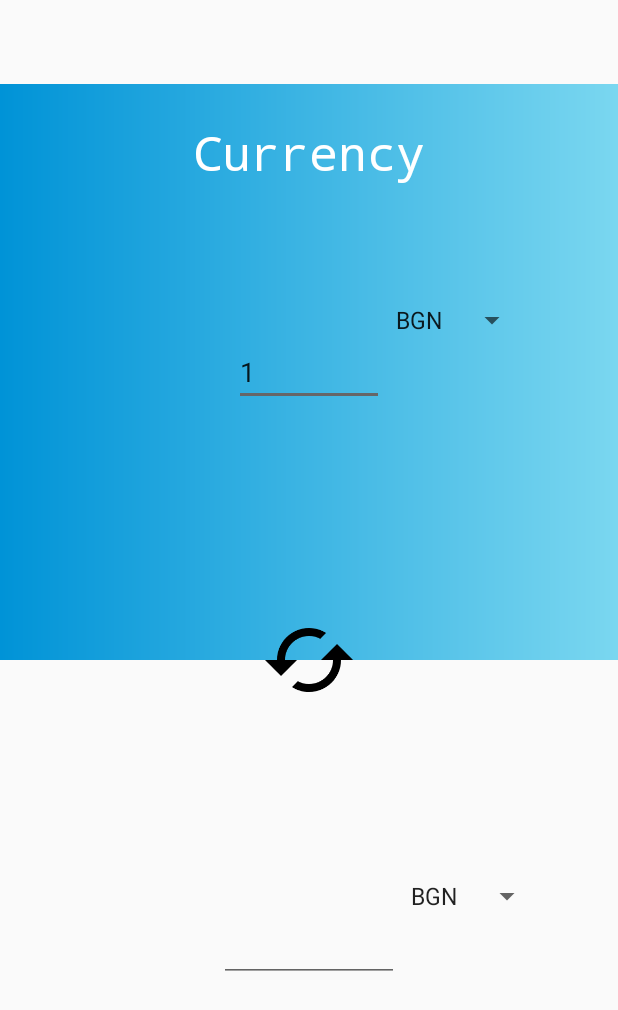
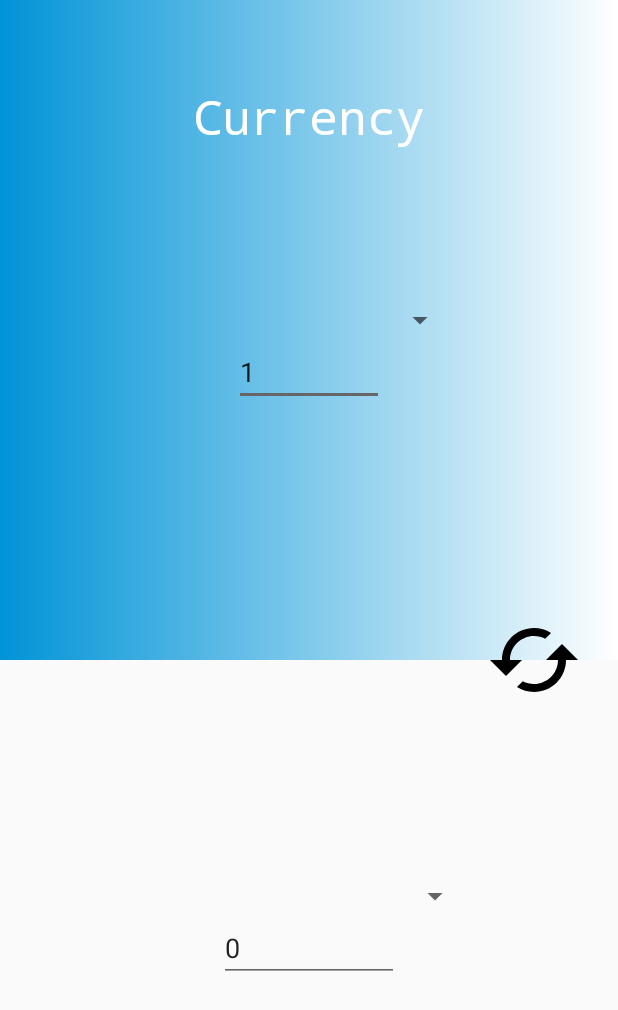
Before and after one commit to CatInTheBag/currencyConverterAndroid, an Android app: the layout activity_main.xml on its own in the app's theme, with its tools: preview values and no code run, on a phone screen of 412 x 824 dp. Shown: the top 1010 px of the screen. Run offline under Robolectric (Android 15) with nearby library versions, the phone set to English and light mode, and no system bars.

Commit message:
final version

```diff
--- a/app/build.gradle
+++ b/app/build.gradle
@@ -16,6 +16,9 @@ android {
             proguardFiles getDefaultProguardFile('proguard-android-optimize.txt'), 'proguard-rules.pro'
         }
     }
+    dataBinding{
+        enabled = true
+    }
 }
 
 dependencies {
--- a/app/src/main/AndroidManifest.xml
+++ b/app/src/main/AndroidManifest.xml
@@ -12,7 +12,7 @@
         android:supportsRtl="true"
         android:theme="@style/AppTheme">
 
-        <activity android:name=".CurrencyController"></activity>
+        <activity android:name=".CurrencyControllerActivity"></activity>
 
         <activity android:name=".SplashScreeActivity" android:noHistory="true">
             <intent-filter>
--- a/app/src/main/java/com/example/currencyconverter/SplashScreeActivity.java
+++ b/app/src/main/java/com/example/currencyconverter/SplashScreeActivity.java
@@ -8,7 +8,7 @@ import android.support.v7.app.AppCompatActivity;
 
 public class SplashScreeActivity extends AppCompatActivity {
 
-    private int SPLASH_TIME_OUT = 2000;
+    private int SPLASH_TIME_OUT = 1000;
 
     @Override
     protected void onCreate(Bundle savedInstanceState) {
@@ -18,7 +18,7 @@ public class SplashScreeActivity extends AppCompatActivity {
         new Handler().postDelayed(new Runnable() {
             @Override
             public void run() {
-                startActivity(new Intent(SplashScreeActivity.this, CurrencyController.class));
+                startActivity(new Intent(SplashScreeActivity.this, CurrencyControllerActivity.class));
                 finish();
             }
         },SPLASH_TIME_OUT);
--- a/app/src/main/res/drawable/gradient_color_background.xml
+++ b/app/src/main/res/drawable/gradient_color_background.xml
@@ -1,7 +1,7 @@
 <?xml version="1.0" encoding="utf-8"?>
 <shape xmlns:android="http://schemas.android.com/apk/res/android">
     <gradient
-        android:startColor="#7AD7F0"
+        android:startColor="#FFFFFF"
         android:endColor="#0093d7"
         android:angle="180" />
 </shape>
--- a/app/src/main/res/layout/activity_main.xml
+++ b/app/src/main/res/layout/activity_main.xml
@@ -1,49 +1,37 @@
 <?xml version="1.0" encoding="utf-8"?>
-<android.support.constraint.ConstraintLayout xmlns:android="http://schemas.android.com/apk/res/android"
-    android:layout_width="match_parent"
-    android:layout_height="match_parent"
+<layout xmlns:android="http://schemas.android.com/apk/res/android"
     xmlns:app="http://schemas.android.com/apk/res-auto">
 
-    <!--<android.support.v7.widget.Toolbar
+    <android.support.constraint.ConstraintLayout
+        android:layout_width="match_parent"
+        android:layout_height="match_parent">
+
+        <android.support.v7.widget.Toolbar
             android:id="@+id/app_bar"
             android:layout_width="match_parent"
             android:layout_height="wrap_content"
-        app:layout_constraintTop_toTopOf="parent"
-        app:layout_constraintLeft_toLeftOf="parent"
-        app:layout_constraintRight_toRightOf="parent">
-
-        </android.support.v7.widget.Toolbar>-->
-
-    <android.support.v7.widget.Toolbar
-        android:layout_width="match_parent"
-        android:layout_height="wrap_content"
-        android:id="@+id/app_bar"
-        app:layout_constraintTop_toTopOf="parent"
+            android:background="@drawable/gradient_color_background"
             app:layout_constraintLeft_toLeftOf="parent"
             app:layout_constraintRight_toRightOf="parent"
-
-        ></android.support.v7.widget.Toolbar>
-
-
-
+            app:layout_constraintTop_toTopOf="parent"
+            app:title="" />
 
         <RelativeLayout
             android:id="@+id/relativeLayout"
             android:layout_width="match_parent"
             android:layout_height="0dp"
             android:background="@drawable/gradient_color_background"
+            app:layout_constraintBottom_toTopOf="@id/relative_layout_two"
             app:layout_constraintLeft_toLeftOf="parent"
             app:layout_constraintRight_toRightOf="parent"
-        app:layout_constraintTop_toBottomOf="@+id/app_bar"
-        app:layout_constraintBottom_toTopOf="@id/relative_layout_two">
+            app:layout_constraintTop_toBottomOf="@+id/app_bar">
 
             <TextView
                 android:layout_width="wrap_content"
                 android:layout_height="wrap_content"
                 android:layout_centerHorizontal="true"
-            android:layout_marginTop="24dp"
                 android:fontFamily="monospace"
-            android:text="@string/currency"
+                android:text="@string/app_label_name"
                 android:textColor="#FFFFFF"
                 android:textSize="32sp" />
 
@@ -56,14 +44,16 @@
                 android:inputType="numberDecimal"
                 android:text="1" />
 
-        <Spinner
+            <android.support.v7.widget.AppCompatSpinner
                 android:id="@+id/spinner_first"
                 android:layout_width="wrap_content"
                 android:layout_height="wrap_content"
                 android:layout_above="@+id/edit_text_query"
                 android:layout_toEndOf="@+id/edit_text_query"
-            android:entries="@array/select_currency"
-            android:textAlignment="textStart" />
+                android:textAlignment="textStart"/>
+
+                <!--android:entries="@array/select_currency"-->
+                 />
 
         </RelativeLayout>
 
@@ -79,13 +69,13 @@
             app:layout_constraintRight_toRightOf="parent"
             app:layout_constraintTop_toBottomOf="@+id/relativeLayout">
 
-        <Spinner
+            <android.support.v7.widget.AppCompatSpinner
                 android:id="@+id/spinner_second"
                 android:layout_width="wrap_content"
                 android:layout_height="wrap_content"
                 android:layout_above="@+id/text_view_query"
-            android:layout_toRightOf="@+id/text_view_query"
-            android:entries="@array/select_currency" />
+                android:layout_toRightOf="@+id/text_view_query"/>
+                <!--android:entries="@array/select_currency" -->
 
             <EditText
                 android:id="@+id/text_view_query"
@@ -93,7 +83,8 @@
                 android:layout_height="wrap_content"
                 android:layout_centerInParent="true"
                 android:ems="10"
-            android:inputType="numberDecimal" />
+                android:text="0"
+                android:inputType="numberDecimal"/>
 
         </RelativeLayout>
 
@@ -102,9 +93,10 @@
             android:layout_width="64dp"
             android:layout_height="64dp"
             android:src="@drawable/ic_cached_black_24dp"
-        app:layout_constraintLeft_toLeftOf="parent"
+            android:layout_marginRight="24dp"
+            app:layout_constraintBottom_toBottomOf="@id/relative_layout_two"
             app:layout_constraintRight_toRightOf="parent"
-        app:layout_constraintTop_toTopOf="@id/relativeLayout"
-        app:layout_constraintBottom_toBottomOf="@id/relative_layout_two"/>
+            app:layout_constraintTop_toTopOf="@id/relativeLayout" />
 
     </android.support.constraint.ConstraintLayout>
+</layout>
--- a/app/src/main/res/layout/activity_splash_scree.xml
+++ b/app/src/main/res/layout/activity_splash_scree.xml
@@ -9,7 +9,7 @@
         android:id="@+id/image_currency_logo"
         android:layout_width="120dp"
         android:layout_height="120dp"
-        android:src="@drawable/ic_cached_black_24dp"
+        android:src="@drawable/currency_logo"
         android:layout_above="@id/text_view_label"
         android:layout_centerHorizontal="true"
         />
@@ -18,8 +18,9 @@
         android:id="@+id/text_view_label"
         android:layout_width="wrap_content"
         android:layout_height="wrap_content"
-        android:text="Currency Converter"
+        android:text="@string/app_label_name"
         android:layout_centerInParent="true"
+
         android:layout_centerHorizontal="true"
         android:fontFamily="monospace"/>
 
--- /dev/null
+++ b/app/src/main/res/menu/toolbar_menu.xml
@@ -0,0 +1,6 @@
+<?xml version="1.0" encoding="utf-8"?>
+<menu xmlns:android="http://schemas.android.com/apk/res/android"
+    xmlns:app="http://schemas.android.com/apk/res-auto">
+    <!--<item android:id="@+id/action_restart" app:showAsAction="always" android:icon="@drawable/ic_loop_black_24dp" android:title="Restart"/>-->
+    <item android:id="@+id/empty_menu" app:showAsAction="never" android:title="Empty"/>
+</menu>
--- a/app/src/main/res/values/strings.xml
+++ b/app/src/main/res/values/strings.xml
@@ -1,18 +1,18 @@
 <resources>
-    <string name="app_label_name">Currency Converter Lite</string>
-    <string name="app_textView_amount">Select amount</string>
+    <string name="app_label_name">Currency</string>
     <string name="app_textView_sum">0</string>
     <string name="app_button">Convert</string>
     <string name="app_name">CurrencyConverter</string>
     <string name="hintOne">Set amount</string>
     <string name="currency">Currency</string>
+    <string name="empty"></string>
 
-    <string-array name="select_currency">
+    <!--<string-array name="select_currency">
         <item>BGN</item>
         <item>EUR</item>
         <item>USD</item>
         <item>GBP</item>
-    </string-array>
+    </string-array>-->
 
 
 </resources>
```
Also changed, not shown: app/src/main/java/com/example/currencyconverter/CurrencyController.java (deleted, +0 -97 lines), app/src/main/java/com/example/currencyconverter/CurrencyControllerActivity.java (added, +135 -0 lines), app/src/main/java/com/example/currencyconverter/CurrencyModel.java (+18 -15 lines), app/src/main/res/drawable/ic_loop_black_24dp.xml (added, +9 -0 lines), app/src/main/res/drawable/rounded_button_convert.xml (added, +16 -0 lines), app/src/main/res/drawable/currency_logo.png (added). Lines whose indentation alone changed are shown as unchanged.
